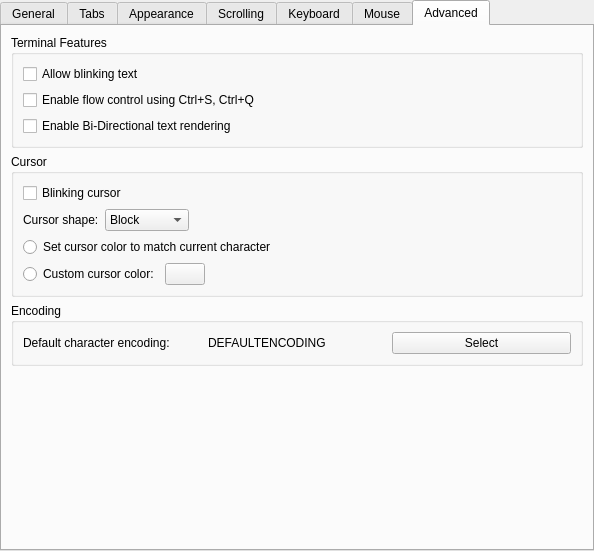
Old version of the form src/EditProfileDialog.ui in the repository KDE/konsole.
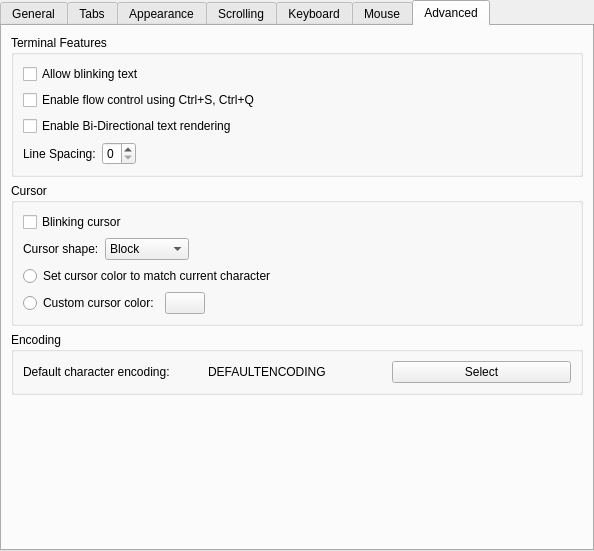
New version of the form. The open tabs and pages were chosen to show the change. Custom widgets are drawn as their Qt base class.

Commit message:
Provide GUI to change line spacing
This provides a profile GUI to change the line spacing  (0-5).  Due to
the Qt4.8/BIDI issues, allowing the user to  change the spacing allows
the user to fix any issues w/ the font they are using.

FEATURE: 279490
FIXED-IN: 4.10

Diff of the .ui file:
```diff
--- a/src/EditProfileDialog.ui
+++ b/src/EditProfileDialog.ui
@@ -928,6 +928,43 @@
             </property>
            </widget>
           </item>
+          <item>
+           <layout class="QHBoxLayout" name="horizontalLayout">
+            <item>
+             <widget class="QLabel" name="lineSpacingLabel">
+              <property name="text">
+               <string>Line Spacing:</string>
+              </property>
+             </widget>
+            </item>
+            <item>
+             <widget class="KIntSpinBox" name="lineSpacingSpinner">
+              <property name="toolTip">
+               <string>The number of pixels between two lines</string>
+              </property>
+              <property name="minimum">
+               <number>0</number>
+              </property>
+              <property name="maximum">
+               <number>5</number>
+              </property>
+             </widget>
+            </item>
+            <item>
+             <spacer name="horizontalSpacer_11">
+              <property name="orientation">
+               <enum>Qt::Horizontal</enum>
+              </property>
+              <property name="sizeHint" stdset="0">
+               <size>
+                <width>40</width>
+                <height>20</height>
+               </size>
+              </property>
+             </spacer>
+            </item>
+           </layout>
+          </item>
          </layout>
         </widget>
        </item>
```
The commit also changes 6 other files.
